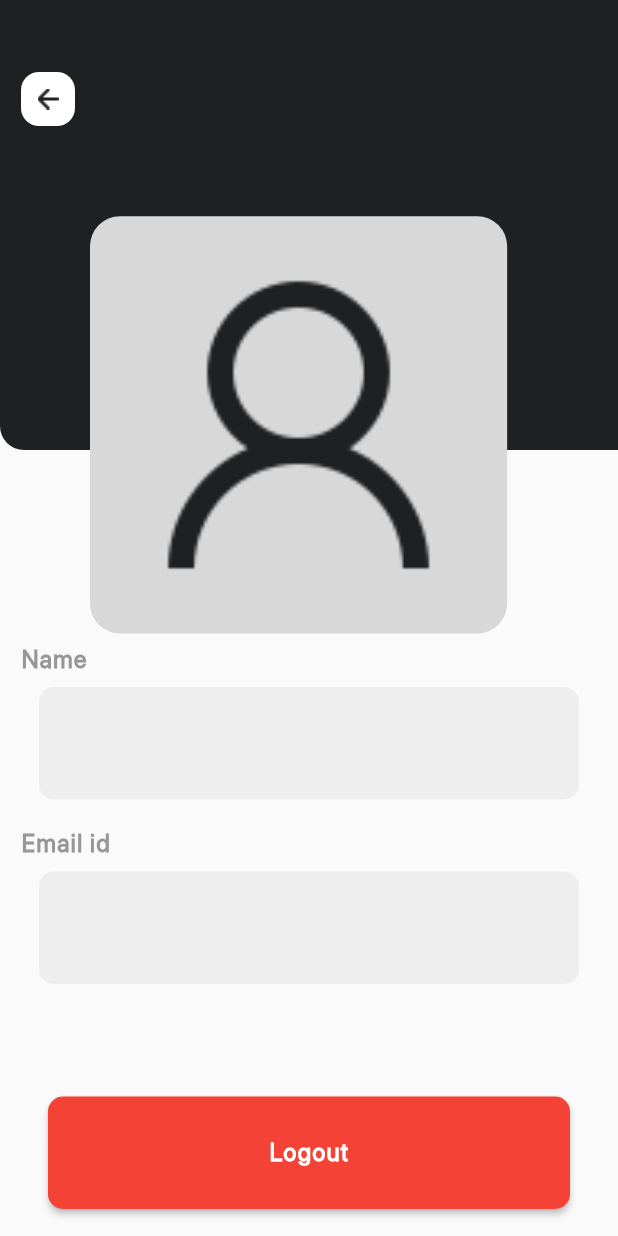
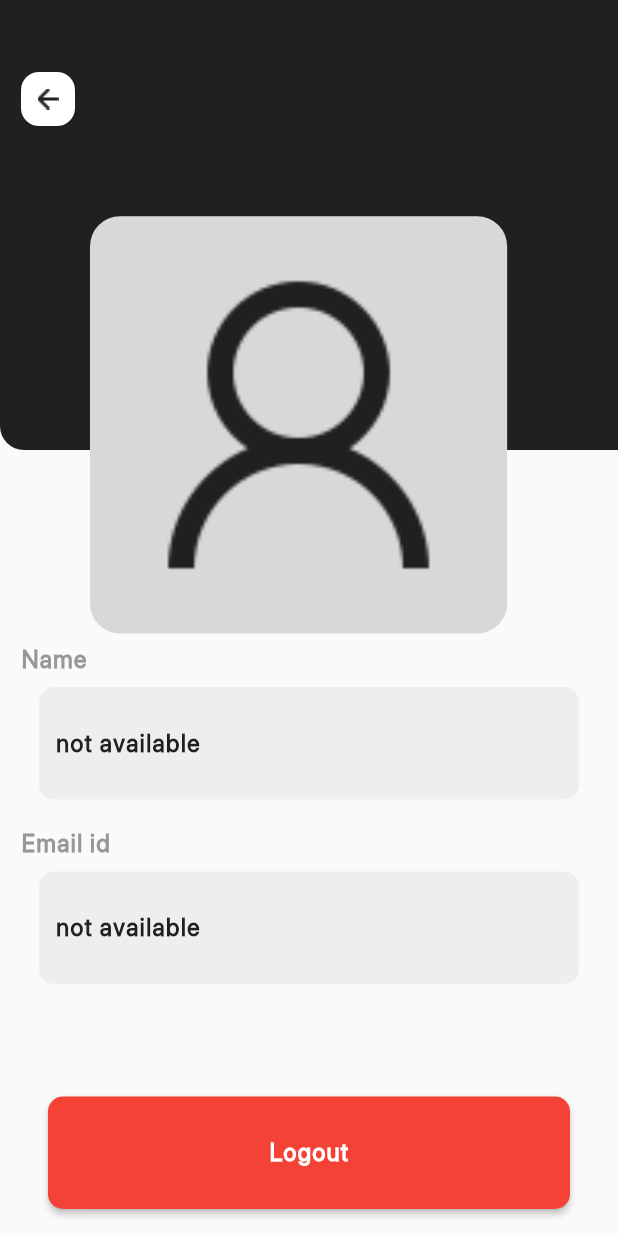
Before and after one commit to subramanian42/shopsavvy, a Flutter app: the ProfileScreen screen opened by its route, on a phone screen of 412 x 824 dp. Run offline on Flutter 3.47's test engine with Material 2 defaults, Android fonts, the light colour scheme and no system bars; our stand-ins replace cloud_functions, firebase_auth, firebase_core, flutter_bloc, go_router, google_sign_in; missing offline and left inert: flutter_facebook_auth, linkedin_login; accounts and stored records are empty; network calls fail; project files that could hold a hidden picture were left out.

Commit message:
fixed: custom decorated box

```diff
--- a/lib/presentation/profile/view/widgets/custom_decorated_box.dart
+++ b/lib/presentation/profile/view/widgets/custom_decorated_box.dart
@@ -15,14 +15,14 @@ class CustomDecoratedBox extends StatelessWidget {
         vertical: 28,
       ),
       child: Text(
-        title ?? "NA",
+        (title?.isEmpty ?? true) ? "not available" : title!,
         maxLines: 1,
         overflow: TextOverflow.ellipsis,
         style: Theme.of(context).textTheme.titleLarge,
       ),
       height: 75,
       decoration: ShapeDecoration(
-        color: Theme.of(context).colorScheme.onTertiary, //Color(0xFFEEEEEE),
+        color: Theme.of(context).colorScheme.onTertiary,
         shape: RoundedRectangleBorder(
           borderRadius: BorderRadius.circular(10),
         ),
```
